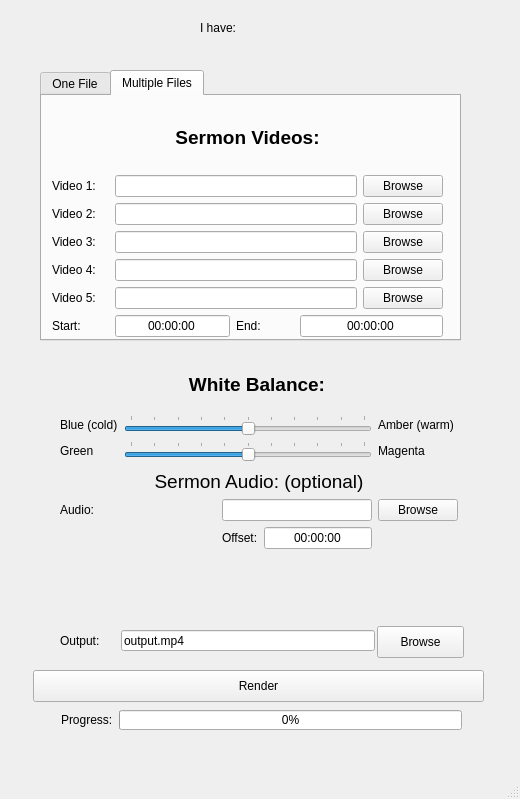
This is main.ui in vsed/samostrih as Qt 5 draws it before an edit. The edited form follows.
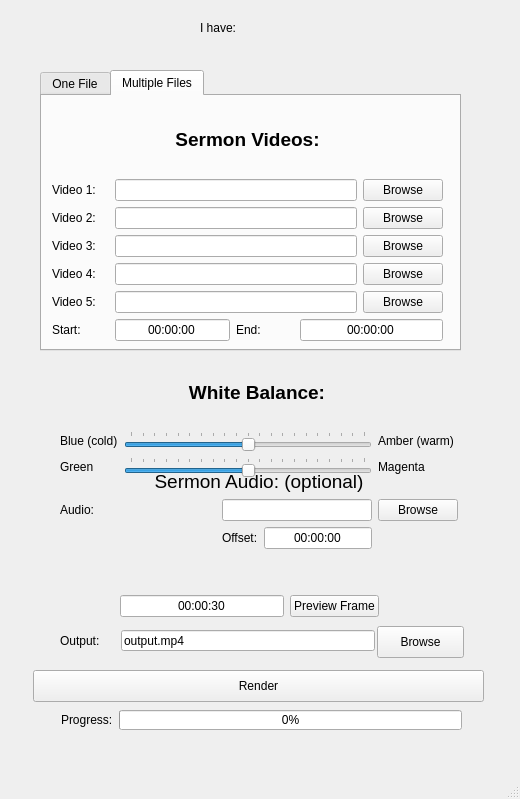
This is the edited form. The open tabs and pages were chosen to show the change.

```diff
--- a/main.ui
+++ b/main.ui
@@ -32,7 +32,7 @@
       <x>40</x>
       <y>70</y>
       <width>421</width>
-      <height>271</height>
+      <height>281</height>
      </rect>
     </property>
     <property name="currentIndex">
@@ -182,7 +182,7 @@
         <x>10</x>
         <y>10</y>
         <width>391</width>
-        <height>231</height>
+        <height>235</height>
        </rect>
       </property>
       <layout class="QGridLayout" name="gridLayout_4">
@@ -384,23 +384,16 @@
      <string>Output:</string>
     </property>
    </widget>
-   <widget class="QWidget" name="">
+   <widget class="QWidget" name="layoutWidget">
     <property name="geometry">
      <rect>
       <x>60</x>
       <y>360</y>
       <width>394</width>
-      <height>101</height>
+      <height>117</height>
      </rect>
     </property>
     <layout class="QGridLayout" name="gridLayout_2">
-     <item row="3" column="2">
-      <widget class="QLabel" name="label_7">
-       <property name="text">
-        <string>Magenta</string>
-       </property>
-      </widget>
-     </item>
      <item row="3" column="0">
       <widget class="QLabel" name="label_5">
        <property name="text">
@@ -408,20 +401,17 @@
        </property>
       </widget>
      </item>
-     <item row="1" column="0" colspan="3">
-      <widget class="QLabel" name="label_8">
-       <property name="font">
-        <font>
-         <pointsize>14</pointsize>
-         <weight>75</weight>
-         <bold>true</bold>
-        </font>
-       </property>
+     <item row="2" column="0">
+      <widget class="QLabel" name="label_4">
        <property name="text">
-        <string>White Balance:</string>
+        <string>Blue (cold)</string>
        </property>
-       <property name="alignment">
-        <set>Qt::AlignCenter</set>
+      </widget>
+     </item>
+     <item row="3" column="2">
+      <widget class="QLabel" name="label_7">
+       <property name="text">
+        <string>Magenta</string>
        </property>
       </widget>
      </item>
@@ -432,36 +422,64 @@
        </property>
       </widget>
      </item>
-     <item row="2" column="0">
-      <widget class="QLabel" name="label_4">
-       <property name="text">
-        <string>Blue (cold)</string>
-       </property>
-      </widget>
-     </item>
      <item row="3" column="1">
       <widget class="QSlider" name="corrGMSlider">
+       <property name="minimum">
+        <number>-100</number>
+       </property>
        <property name="maximum">
         <number>100</number>
        </property>
+       <property name="pageStep">
+        <number>5</number>
+       </property>
        <property name="value">
-        <number>50</number>
+        <number>0</number>
        </property>
        <property name="orientation">
         <enum>Qt::Horizontal</enum>
        </property>
        <property name="tickPosition">
         <enum>QSlider::TicksAbove</enum>
+       </property>
+       <property name="tickInterval">
+        <number>10</number>
+       </property>
+      </widget>
+     </item>
+     <item row="1" column="0" colspan="3">
+      <widget class="QLabel" name="label_8">
+       <property name="font">
+        <font>
+         <pointsize>14</pointsize>
+         <weight>75</weight>
+         <bold>true</bold>
+        </font>
+       </property>
+       <property name="text">
+        <string>White Balance:</string>
+       </property>
+       <property name="alignment">
+        <set>Qt::AlignCenter</set>
        </property>
       </widget>
      </item>
      <item row="2" column="1">
       <widget class="QSlider" name="corrABSlider">
+       <property name="minimum">
+        <number>-100</number>
+       </property>
        <property name="maximum">
         <number>100</number>
        </property>
+       <property name="singleStep">
+        <number>1</number>
+       </property>
+       <property name="pageStep">
+        <number>5</number>
+       </property>
        <property name="value">
-        <number>50</number>
+        <number>0</number>
        </property>
        <property name="tracking">
         <bool>false</bool>
@@ -479,7 +497,7 @@
         <enum>QSlider::TicksAbove</enum>
        </property>
        <property name="tickInterval">
-        <number>0</number>
+        <number>10</number>
        </property>
       </widget>
      </item>
@@ -504,7 +522,7 @@
       <x>60</x>
       <y>470</y>
       <width>398</width>
-      <height>145</height>
+      <height>101</height>
      </rect>
     </property>
     <layout class="QGridLayout" name="gridLayout_5">
@@ -593,7 +611,7 @@
      </item>
     </layout>
    </widget>
-   <widget class="QWidget" name="">
+   <widget class="QWidget" name="layoutWidget">
     <property name="geometry">
      <rect>
       <x>61</x>
@@ -619,6 +637,41 @@
      </item>
     </layout>
    </widget>
+   <widget class="QWidget" name="">
+    <property name="geometry">
+     <rect>
+      <x>120</x>
+      <y>590</y>
+      <width>259</width>
+      <height>33</height>
+     </rect>
+    </property>
+    <layout class="QHBoxLayout" name="horizontalLayout_2">
+     <item>
+      <widget class="QLineEdit" name="lineEdit_previewTime">
+       <property name="focusPolicy">
+        <enum>Qt::StrongFocus</enum>
+       </property>
+       <property name="layoutDirection">
+        <enum>Qt::LeftToRight</enum>
+       </property>
+       <property name="text">
+        <string>00:00:30</string>
+       </property>
+       <property name="alignment">
+        <set>Qt::AlignCenter</set>
+       </property>
+      </widget>
+     </item>
+     <item>
+      <widget class="QPushButton" name="pushButton_previewFrame">
+       <property name="text">
+        <string>Preview Frame</string>
+       </property>
+      </widget>
+     </item>
+    </layout>
+   </widget>
   </widget>
   <widget class="QMenuBar" name="menubar">
    <property name="geometry">
```
Left out of the diff: 17 changed lines with no effect on the pictures.
